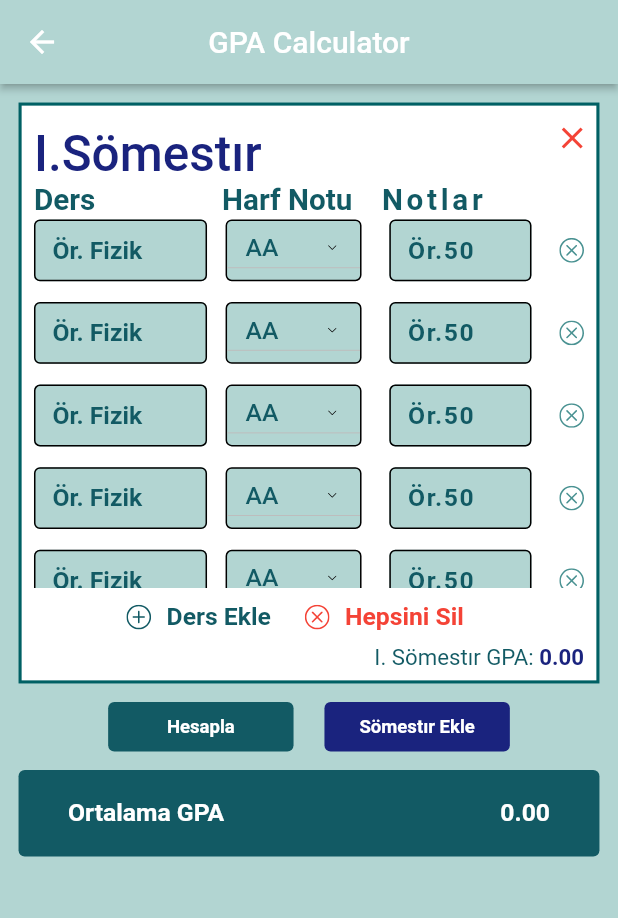
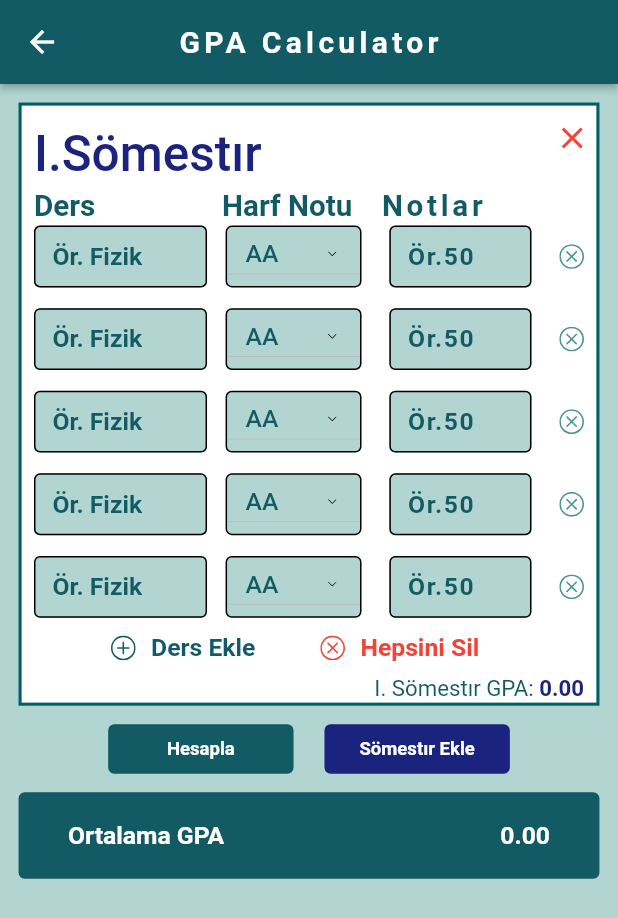
Before and after one commit to oakarakum/hachat, a Flutter app: the GpaCalcPage screen opened by its route, on a phone screen of 412 x 824 dp. Shown: the top 918 px of the screen. Run offline on Flutter 3.47's test engine with Material 2 defaults, Android fonts, the phone set to English and light mode, and no system bars; our stand-ins replace animate_do, curved_navigation_bar, flutter_svg, get, responsive_sizer; statements that could not run were skipped.

Commit message:
proje tamamlandı

```diff
--- a/lib/app/controllers/foodlist_controller.dart
+++ b/lib/app/controllers/foodlist_controller.dart
@@ -83,6 +83,13 @@ class FoodlistController extends GetxController {
                       ),
                     ],
                   ),
+                  Padding(
+                padding: EdgeInsets.symmetric(horizontal: 2.w),
+                child: Divider(
+                  thickness: .4.h,
+                  color: Color(0xffFFFFFF),
+                ),
+              ),
                   Padding(
                     padding: EdgeInsets.only(left: 3.5.w, top: 1.5.h),
                     child: Row(
@@ -180,6 +187,13 @@ class FoodlistController extends GetxController {
                       ),
                     ],
                   ),
+                  Padding(
+                padding: EdgeInsets.symmetric(horizontal: 3.w),
+                child: Divider(
+                  thickness: .4.h,
+                  color: Color(0xffFFFFFF),
+                ),
+              ),
                   Padding(
                     padding: EdgeInsets.only(left: 3.w, top: 1.5.h),
                     child: Row(
@@ -287,6 +301,13 @@ class FoodlistController extends GetxController {
                         ],
                       ),
                       Padding(
+                padding: EdgeInsets.symmetric(horizontal: 3.w),
+                child: Divider(
+                  thickness: .4.h,
+                  color: Color(0xffFFFFFF),
+                ),
+              ),
+                      Padding(
                         padding: EdgeInsets.only(left: 3.w, top: 1.5.h),
                         child: Row(
                           mainAxisAlignment: MainAxisAlignment.start,
--- a/lib/app/ui/pages/gpacalc_page.dart
+++ b/lib/app/ui/pages/gpacalc_page.dart
@@ -14,17 +14,144 @@ class GpaCalcPage extends GetView<GpaCalcController> {
         resizeToAvoidBottomInset: false,
         backgroundColor: Color.fromARGB(255, 178, 213, 210),
         appBar: AppBar(
-          backgroundColor: Color.fromARGB(255, 178, 213, 210),
+          backgroundColor: Color(0xff125a64),
           centerTitle: true,
-          title: Text("GPA Calculator"),
+          title: Text("GPA Calculator",style: TextStyle(letterSpacing: .7.w,fontWeight: FontWeight.w700),),
           elevation: .5.w,
         ),
         body: Padding(
           padding: EdgeInsets.symmetric(horizontal: 3.w),
           child: Column(
-            children: [SemesterContainer(), addCalcRow(), resultContainer()],
+            children: [
+              semesterBlock(),
+              addCalcRow(),
+              resultContainer()],
           ),
         ));
+  }
+
+  Container semesterBlock() {
+    return Container(
+    //beyaz kont
+    height: 48.8.h,
+    width: 100.w,
+    margin: EdgeInsets.symmetric(vertical: 1.5.h),
+    decoration: BoxDecoration(
+        color: Color(0xffFFFFFF),
+        border: Border.all(width: 0.5.w, color: Color(0xff006064))),
+    child: Column(
+      children: [
+        Row(
+          mainAxisAlignment: MainAxisAlignment.spaceBetween,
+          children: [
+            Padding(
+              padding: EdgeInsets.only(left: 2.w, top: 1.5.h),
+              child: Text("I.Sömestır ",
+                  style: TextStyle(
+                      color: Color(0xff1a237e),
+                      fontSize: 4.h,
+                      fontWeight: FontWeight.w500)),
+            ),
+            Padding(
+              padding: EdgeInsets.only(bottom: 1.h, right: 1.w),
+              child: Icon(
+                Icons.close,
+                color: Colors.red,
+              ),
+            )
+          ],
+        ),
+        Padding(
+          padding: EdgeInsets.only(left: 2.w,top: .5.h),
+          child: Row(
+            children: [
+              Text("Ders",
+                  style: TextStyle(
+                      color: Color(0xff125a64),
+                      fontSize: 2.4.h,
+                      fontWeight: FontWeight.w600)),
+              Padding(
+                padding: EdgeInsets.only(left: 20.5.w),
+                child: Text("Harf Notu",
+                    style: TextStyle(
+                        color: Color(0xff125a64),
+                        fontSize: 2.4.h,
+                        fontWeight: FontWeight.w600)),
+              ),
+              Padding(
+                padding: EdgeInsets.only(left: 4.5.w),
+                child: Text("Notlar",
+                    style: TextStyle(
+                        color: Color(0xff125a64),
+                        fontSize: 2.4.h,
+                        letterSpacing: .6.w,
+                        fontWeight: FontWeight.w600)),
+              ),
+            ],
+          ),
+        ),
+        dataListView(),
+        Padding(
+          padding: EdgeInsets.only(top: 1.2.h),
+          child: Row(
+            mainAxisAlignment: MainAxisAlignment.center,
+            children: [
+              SizedBox(
+                  height: 2.h,
+                  width: 5.w,
+                  child: SvgPicture.asset("assets/plus.svg",
+                      color: Color(0xff125a64))),
+              Padding(
+                padding: EdgeInsets.only(left: 2.w, right: 10.w),
+                child: Text(
+                  "Ders Ekle",
+                  style: TextStyle(
+                      color: Color(0xff125a64),
+                      fontSize: 2.h,
+                      fontWeight: FontWeight.w600),
+                ),
+              ),
+              SizedBox(
+                  height: 2.h,
+                  width: 5.w,
+                  child: SvgPicture.asset(
+                    "assets/close.svg",
+                    color: Colors.red,
+                  )),
+              Padding(
+                padding: EdgeInsets.only(left: 2.w, right: 5.w),
+                child: Text(
+                  "Hepsini Sil",
+                  style: TextStyle(
+                      color: Colors.red,
+                      fontSize: 2.h,
+                      fontWeight: FontWeight.w600),
+                ),
+              ),
+            ],
+          ),
+        ),
+        Padding(
+          padding: EdgeInsets.only(right: 2.w, top: 1.h),
+          child: Row(
+            mainAxisAlignment: MainAxisAlignment.end,
+            children: [
+              Text("I. Sömestır GPA: ",
+                  style: TextStyle(
+                      color: Color(0xff125a64),
+                      fontSize: 1.8.h,
+                      fontWeight: FontWeight.w400)),
+              Text("0.00",
+                  style: TextStyle(
+                      color: Color(0xff1a237e),
+                      fontSize: 1.8.h,
+                      fontWeight: FontWeight.w600))
+            ],
+          ),
+        )
+      ],
+    ),
+  );
   }
 
   Row addCalcRow() {
@@ -98,133 +225,10 @@ class GpaCalcPage extends GetView<GpaCalcController> {
     );
   }
 
-  Container SemesterContainer() {
-    return Container(
-      //beyaz kont
-      height: 47.h,
-      width: 100.w,
-      margin: EdgeInsets.symmetric(vertical: 1.5.h),
-      decoration: BoxDecoration(
-          color: Color(0xffFFFFFF),
-          border: Border.all(width: 0.5.w, color: Color(0xff006064))),
-      child: Column(
-        children: [
-          Row(
-            mainAxisAlignment: MainAxisAlignment.spaceBetween,
-            children: [
-              Padding(
-                padding: EdgeInsets.only(left: 2.w, top: 1.5.h),
-                child: Text("I.Sömestır ",
-                    style: TextStyle(
-                        color: Color(0xff1a237e),
-                        fontSize: 4.h,
-                        fontWeight: FontWeight.w500)),
-              ),
-              Padding(
-                padding: EdgeInsets.only(bottom: 1.h, right: 1.w),
-                child: Icon(
-                  Icons.close,
-                  color: Colors.red,
-                ),
-              )
-            ],
-          ),
-          Padding(
-            padding: EdgeInsets.only(left: 2.w),
-            child: Row(
-              children: [
-                Text("Ders",
-                    style: TextStyle(
-                        color: Color(0xff125a64),
-                        fontSize: 2.4.h,
-                        fontWeight: FontWeight.w600)),
-                Padding(
-                  padding: EdgeInsets.only(left: 20.5.w),
-                  child: Text("Harf Notu",
-                      style: TextStyle(
-                          color: Color(0xff125a64),
-                          fontSize: 2.4.h,
-                          fontWeight: FontWeight.w600)),
-                ),
-                Padding(
-                  padding: EdgeInsets.only(left: 4.5.w),
-                  child: Text("Notlar",
-                      style: TextStyle(
-                          color: Color(0xff125a64),
-                          fontSize: 2.4.h,
-                          letterSpacing: .6.w,
-                          fontWeight: FontWeight.w600)),
-                ),
-              ],
-            ),
-          ),
-          dataListView(),
-          Padding(
-            padding: EdgeInsets.only(top: 1.2.h),
-            child: Row(
-              mainAxisAlignment: MainAxisAlignment.center,
-              children: [
-                SizedBox(
-                    height: 2.h,
-                    width: 5.w,
-                    child: SvgPicture.asset("assets/plus.svg",
-                        color: Color(0xff125a64))),
-                Padding(
-                  padding: EdgeInsets.only(left: 2.w, right: 5.w),
-                  child: Text(
-                    "Ders Ekle",
-                    style: TextStyle(
-                        color: Color(0xff125a64),
-                        fontSize: 2.h,
-                        fontWeight: FontWeight.w600),
-                  ),
-                ),
-                SizedBox(
-                    height: 2.h,
-                    width: 5.w,
-                    child: SvgPicture.asset(
-                      "assets/close.svg",
-                      color: Colors.red,
-                    )),
-                Padding(
-                  padding: EdgeInsets.only(left: 2.w, right: 5.w),
-                  child: Text(
-                    "Hepsini Sil",
-                    style: TextStyle(
-                        color: Colors.red,
-                        fontSize: 2.h,
-                        fontWeight: FontWeight.w600),
-                  ),
-                ),
-              ],
-            ),
-          ),
-          Padding(
-            padding: EdgeInsets.only(right: 2.w, top: 1.h),
-            child: Row(
-              mainAxisAlignment: MainAxisAlignment.end,
-              children: [
-                Text("I. Sömestır GPA: ",
-                    style: TextStyle(
-                        color: Color(0xff125a64),
-                        fontSize: 1.8.h,
-                        fontWeight: FontWeight.w400)),
-                Text("0.00",
-                    style: TextStyle(
-                        color: Color(0xff1a237e),
-                        fontSize: 1.8.h,
-                        fontWeight: FontWeight.w600))
-              ],
-            ),
-          )
-        ],
-      ),
-    );
-  }
 
   SizedBox dataListView() {
     return SizedBox(
-      height: 30.h,
+      height: 32.h,
       width: 100.w,
       child: ListView.builder(
         itemCount: 5,
--- a/lib/app/ui/pages/register_page.dart
+++ b/lib/app/ui/pages/register_page.dart
@@ -303,11 +303,9 @@ class RegisterPage extends GetView<RegisterController> {
                               autovalidateMode:
                                   AutovalidateMode.onUserInteraction,
                               validator: (value) {
-                                if (value!.length < 2) {
-                                  return "İsim iki harften kısa olamaz";
-                                } else if (value.length > 15) {
-                                  return "İsim on beş harften uzun olamaz";
-                                } else if (value.isEmpty) {
+                                if (value!.length != 8) {
+                                  return "Lütfen 8 haneli okul numaranızı girin";
+                                }  else if (value.isEmpty) {
                                   return "Alan boş bırakılamaz.";
                                 } else {
                                   return null;
```
